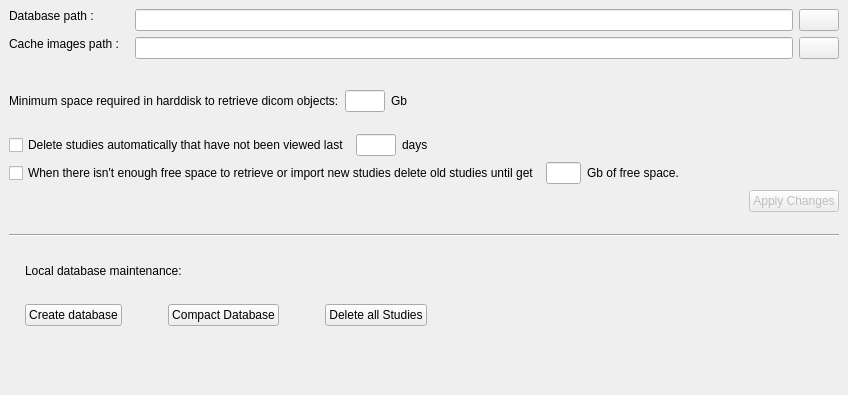
The window that starviewer/src/inputoutput/qlocaldatabaseconfigurationscreenbase.ui (starviewer-medical/starviewer) describes before a commit, drawn with Qt 5.
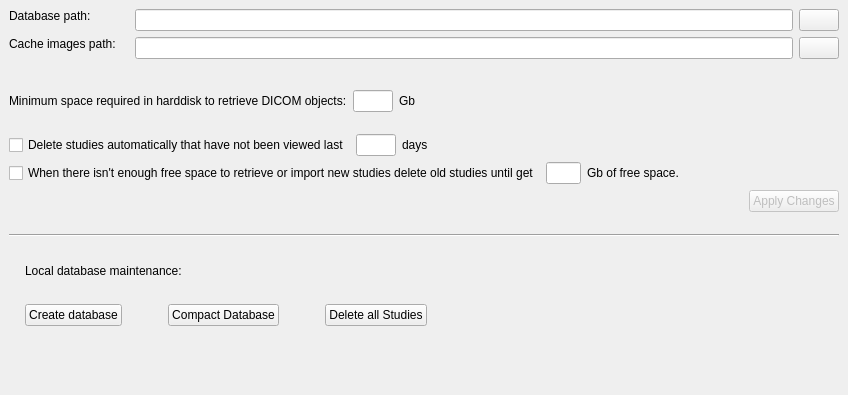
The same window after the commit. Icons and pictures are not drawn.

What changed in the file:
```diff
--- a/starviewer/src/inputoutput/qlocaldatabaseconfigurationscreenbase.ui
+++ b/starviewer/src/inputoutput/qlocaldatabaseconfigurationscreenbase.ui
@@ -307,7 +307,7 @@
      <item>
       <widget class="QLabel" name="textLabel3_7" >
        <property name="text" >
-        <string>Minimum space required in harddisk to retrieve dicom objects:</string>
+        <string>Minimum space required in harddisk to retrieve DICOM objects:</string>
        </property>
       </widget>
      </item>
@@ -495,7 +495,7 @@
           </size>
          </property>
          <property name="text" >
-          <string>Database path :</string>
+          <string>Database path:</string>
          </property>
          <property name="textFormat" >
           <enum>Qt::RichText</enum>
@@ -514,7 +514,7 @@
           </size>
          </property>
          <property name="text" >
-          <string>Cache images path :</string>
+          <string>Cache images path:</string>
          </property>
         </widget>
        </item>
```
Left out of the diff: 2 changed lines with no effect on the pictures.
